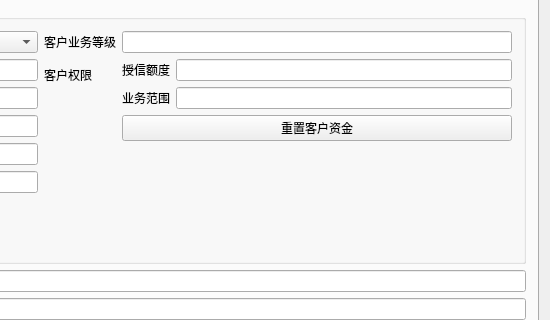
This is Server/mainwindow.ui in Dalizi/otc_platform as Qt 5 draws it before an edit; both pictures show x 469 to 1019 and y 88 to 408 of the 1019 by 667 pixel window. The edited form follows.
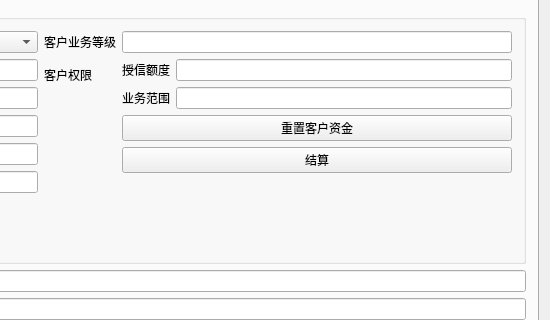
This is the edited form. The open tabs and pages were chosen to show the change. Icons and pictures are not drawn.

Commit message: 添加了结算按钮

What changed in the file:
```diff
--- a/Server/mainwindow.ui
+++ b/Server/mainwindow.ui
@@ -578,6 +578,13 @@
                </property>
               </widget>
              </item>
+             <item row="3" column="1">
+              <widget class="QPushButton" name="settlePushButton">
+               <property name="text">
+                <string>结算</string>
+               </property>
+              </widget>
+             </item>
             </layout>
            </item>
           </layout>
```
The commit also changes 6 other files.
